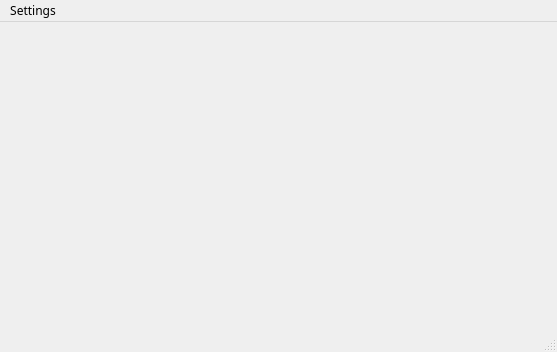
Above: src/widgets/mainwindow_widget/Mainwindow.ui from inelina4/RootRoulette before the change. Below: the same form after it.
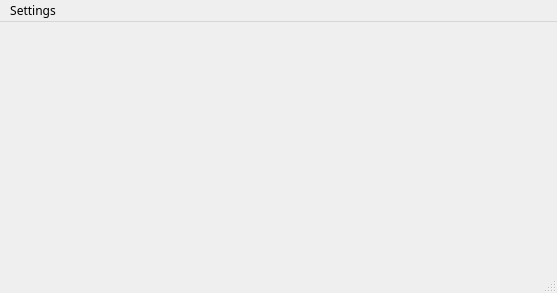
That is the form after the change.

Diff of the .ui file:
```diff
--- a/src/widgets/mainwindow_widget/Mainwindow.ui
+++ b/src/widgets/mainwindow_widget/Mainwindow.ui
@@ -7,7 +7,7 @@
     <x>0</x>
     <y>0</y>
     <width>557</width>
-    <height>352</height>
+    <height>293</height>
    </rect>
   </property>
   <property name="font">
```
Left out of the diff: 6 changed lines with no effect on the pictures.
